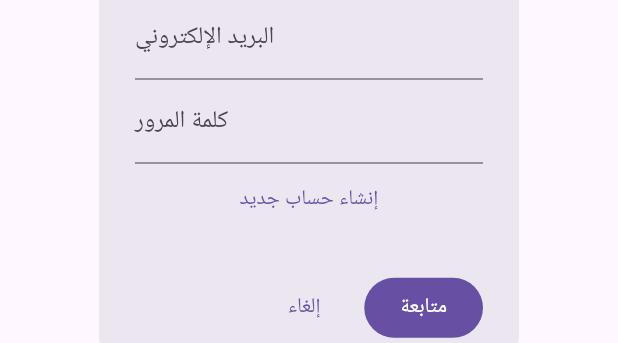
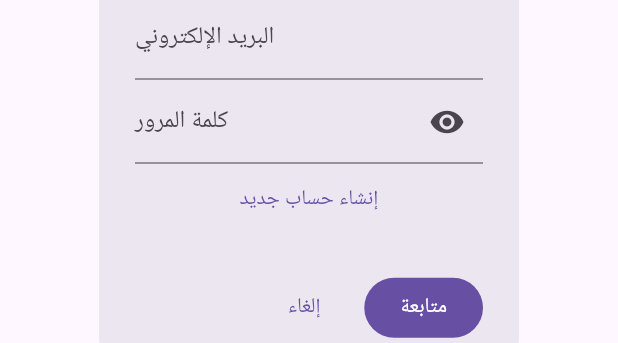
Before and after one commit to hichamjandali-gif/Jandali-Syria-Marketplace, a Flutter app: the AuthDialog widget shown alone on an empty page, opened directly, after a tap on "متابعة", on a phone screen of 412 x 824 dp. Shown: the part 485-828 px from the top of the screen. Run offline on Flutter 3.47's test engine with Material 3 defaults, Android fonts, the phone set to English and light mode, and no system bars; our stand-ins replace flutter_map, flutter_tts, geolocator, image_picker, latlong2, shared_preferences and 2 more; accounts and stored records are empty; network calls fail.

Commit message:
Add password visibility and reset controls; increase bottom bar height

```diff
--- a/flutter_app/lib/main.dart
+++ b/flutter_app/lib/main.dart
@@ -44,7 +44,7 @@ class AuthDialog extends StatefulWidget {
 class _AuthDialogState extends State<AuthDialog> {
   final email = TextEditingController();
   final password = TextEditingController();
-  bool signup = false, waiting = false;
+  bool signup = false, waiting = false, showPassword = false;
   @override void dispose() {
     email.dispose();
     password.dispose();
@@ -67,9 +67,9 @@ class _AuthDialogState extends State<AuthDialog> {
     } on AuthException catch (e) {
       if (mounted) {
         final invalid = e.statusCode == '400' || e.code == 'invalid_credentials' || e.message.toLowerCase().contains('invalid login credentials');
-        ScaffoldMessenger.of(context).showSnackBar(SnackBar(content: Text(invalid
-          ? 'الإيميل أو كلمة المرور غير صحيحة - أو أنشئ حساب جديد'
-          : (signup ? 'تعذر إنشاء الحساب. تحقق من البيانات وحاول مجدداً' : 'تعذر تسجيل الدخول. حاول مرة أخرى'))));
+        ScaffoldMessenger.of(context).showSnackBar(SnackBar(content: invalid
+          ? Column(mainAxisSize: MainAxisSize.min, children: [const Text('الإيميل أو كلمة المرور غير صحيحة - أو أنشئ حساب جديد'), TextButton(onPressed: resetPassword, child: const Text('نسيت كلمة المرور؟'))])
+          : Text(signup ? 'تعذر إنشاء الحساب. تحقق من البيانات وحاول مجدداً' : 'تعذر تسجيل الدخول. حاول مرة أخرى')));
       }
     } catch (_) {
       if (mounted) ScaffoldMessenger.of(context).showSnackBar(const SnackBar(content: Text('حدث خطأ. تحقق من الاتصال وحاول مرة أخرى')));
@@ -77,11 +77,16 @@ class _AuthDialogState extends State<AuthDialog> {
       if (mounted) setState(() => waiting = false);
     }
   }
+  Future<void> resetPassword() async {
+    if (email.text.trim().isEmpty) { ScaffoldMessenger.of(context).showSnackBar(const SnackBar(content: Text('أدخل بريدك الإلكتروني أولاً'))); return; }
+    try { await Supabase.instance.client.auth.resetPasswordForEmail(email.text.trim()); if (mounted) ScaffoldMessenger.of(context).showSnackBar(const SnackBar(content: Text('تم إرسال رابط إعادة تعيين كلمة المرور إلى بريدك'))); }
+    on AuthException catch (e) { if (mounted) ScaffoldMessenger.of(context).showSnackBar(SnackBar(content: Text(e.message))); }
+  }
   @override Widget build(BuildContext context) => AlertDialog(
     title: Text(signup ? 'إنشاء حساب' : 'تسجيل الدخول'),
     content: Column(mainAxisSize: MainAxisSize.min, children: [
       TextField(controller: email, keyboardType: TextInputType.emailAddress, decoration: const InputDecoration(labelText: 'البريد الإلكتروني')),
-      TextField(controller: password, obscureText: true, decoration: const InputDecoration(labelText: 'كلمة المرور')),
+      TextField(controller: password, obscureText: !showPassword, decoration: InputDecoration(labelText: 'كلمة المرور', suffixIcon: IconButton(icon: Icon(showPassword ? Icons.visibility_off : Icons.visibility), onPressed: () => setState(() => showPassword = !showPassword)))),
       TextButton(onPressed: waiting ? null : () => setState(() => signup = !signup), child: Text(signup ? 'لديك حساب؟ تسجيل الدخول' : 'إنشاء حساب جديد')),
     ]),
     actions: [
@@ -202,7 +207,7 @@ class _MarketHomeState extends State<MarketHome> {
       bottomNavigationBar: SafeArea(
         top: false,
         child: Container(
-          height: 74,
+          height: 82,
           decoration: const BoxDecoration(
             color: Colors.white,
             border: Border(top: BorderSide(color: Color(0xFFE8E8E8))),
```
